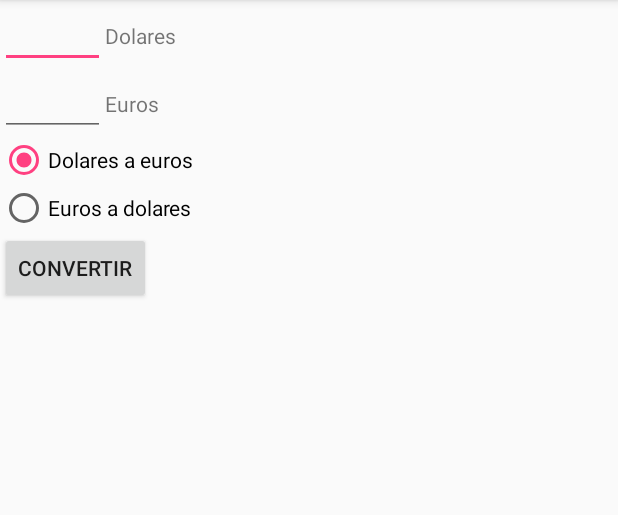
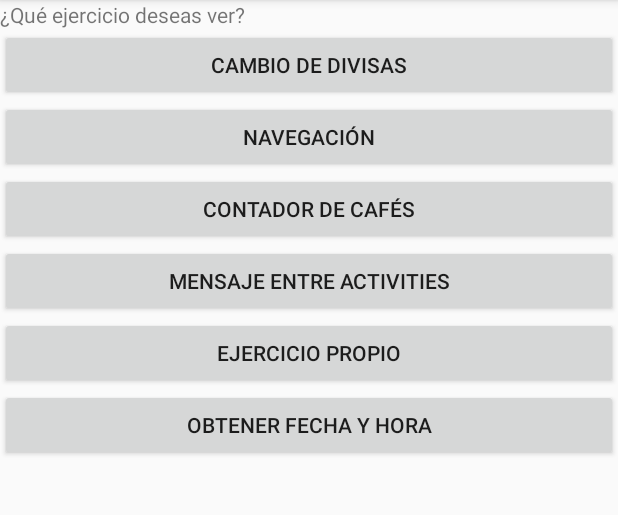
Before and after one commit to Beelzenef/app4en1, an Android app: the screen it shows after launch (DivisasActivity before the commit, InicioActivity after it), on a phone screen of 412 x 824 dp, the part 84-599 px from its top. Run offline under Robolectric (Android 15) with nearby library versions, the phone set to English and light mode, and no system bars.

Commit message:
new activities + main activity

```diff
--- /dev/null
+++ b/app/src/main/res/layout/activity_inicio.xml
@@ -0,0 +1,53 @@
+<?xml version="1.0" encoding="utf-8"?>
+<LinearLayout xmlns:android="http://schemas.android.com/apk/res/android"
+    android:orientation="vertical" android:layout_width="match_parent"
+    android:layout_height="match_parent">
+
+    <TextView
+        android:layout_width="match_parent"
+        android:layout_height="wrap_content"
+        android:text="@string/txtV_msgInicio"/>
+
+    <Button
+        android:layout_width="match_parent"
+        android:layout_height="wrap_content"
+        android:id="@+id/btn_Ejercicio1"
+        android:onClick="manageOnClick"
+        android:text="@string/btn_Ejercicio1"/>
+
+    <Button
+        android:layout_width="match_parent"
+        android:layout_height="wrap_content"
+        android:id="@+id/btn_Ejercicio2"
+        android:onClick="manageOnClick"
+        android:text="@string/btn_Ejercicio2"/>
+
+    <Button
+        android:layout_width="match_parent"
+        android:layout_height="wrap_content"
+        android:id="@+id/btn_Ejercicio3"
+        android:onClick="manageOnClick"
+        android:text="@string/btn_Ejercicio3"/>
+
+    <Button
+        android:layout_width="match_parent"
+        android:layout_height="wrap_content"
+        android:id="@+id/btn_Ejercicio4"
+        android:onClick="manageOnClick"
+        android:text="@string/btn_Ejercicio4"/>
+
+    <Button
+        android:layout_width="match_parent"
+        android:layout_height="wrap_content"
+        android:id="@+id/btn_Ejercicio5"
+        android:onClick="manageOnClick"
+        android:text="@string/btn_Ejercicio5"/>
+
+    <Button
+        android:layout_width="match_parent"
+        android:layout_height="wrap_content"
+        android:id="@+id/btn_Ejercicio6"
+        android:onClick="manageOnClick"
+        android:text="@string/btn_Ejercicio6"/>
+
+</LinearLayout>
--- a/app/src/main/res/values/strings.xml
+++ b/app/src/main/res/values/strings.xml
@@ -1,5 +1,14 @@
 <resources>
     <string name="app_name">4 en 1</string>
+
+    <!-- Inicio -->
+    <string name="btn_Ejercicio1">Cambio de divisas</string>
+    <string name="btn_Ejercicio2">Navegación</string>
+    <string name="btn_Ejercicio3">Contador de cafés</string>
+    <string name="btn_Ejercicio4">Mensaje entre Activities</string>
+    <string name="btn_Ejercicio6">Obtener fecha y hora</string>
+    <string name="btn_Ejercicio5">Ejercicio propio</string>
+    <string name="txtV_msgInicio">¿Qué ejercicio deseas ver?</string>
 
     <!-- Obtener fecha y hora -->
     <string name="txtV_HoraFecha">Fecha y hora</string>
@@ -15,6 +24,13 @@
     <string name="txtV_Euros">Euros</string>
 
     <!-- Contador de cafés -->
+    <string name="txtV_ContadorCafes">Llevas %1$s cafe(s)</string>
+    <string name="btn_masTiempo">+</string>
+    <string name="btn_menosTiempo">-</string>
 
     <!-- Comunicación entre Activities -->
+
+    <!-- Navegacion -->
+    <string name="txtV_WebAVisitar">¿Que web deseas visitar?</string>
+    <string name="btn_VisitarPagina">Visitar pagina</string>
 </resources>
```
Also changed, not shown: app/src/main/AndroidManifest.xml (+7 -3 lines), app/src/main/java/com/example/fechayhora/ContadorCafesActivity.java (+15 -0 lines), app/src/main/java/com/example/fechayhora/InicioActivity.java (added, +54 -0 lines), app/src/main/java/com/example/fechayhora/NavegadorActivity.java (added, +50 -0 lines), app/src/main/res/layout/activity_contador_cafes.xml (+31 -7 lines), app/src/main/res/layout/activity_navegador.xml (added, +24 -0 lines).
